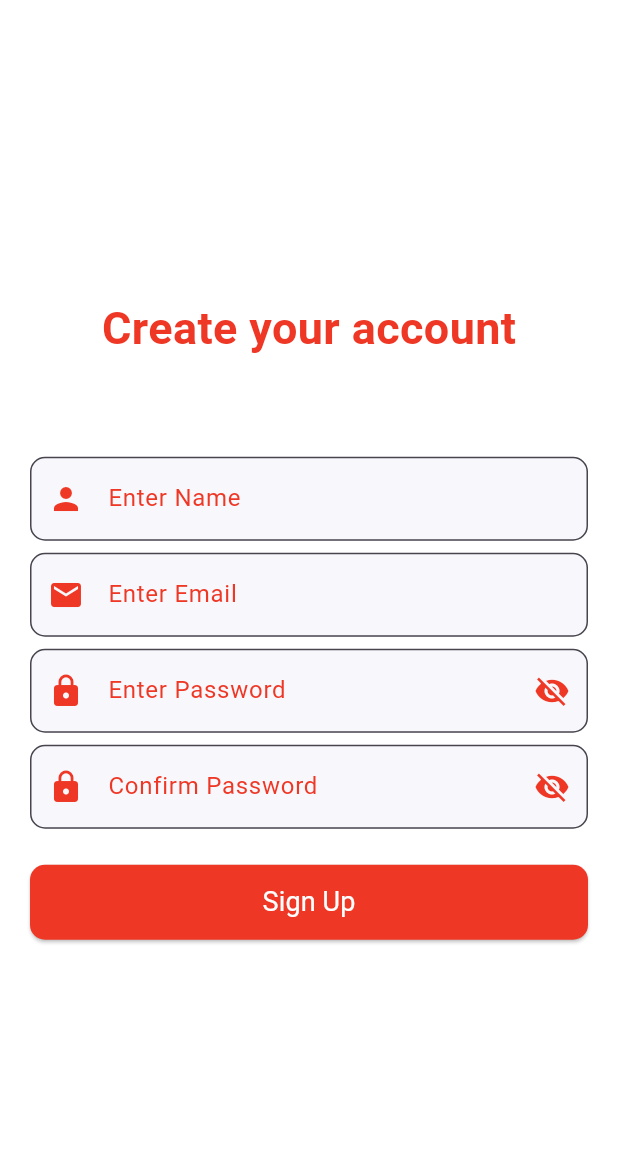
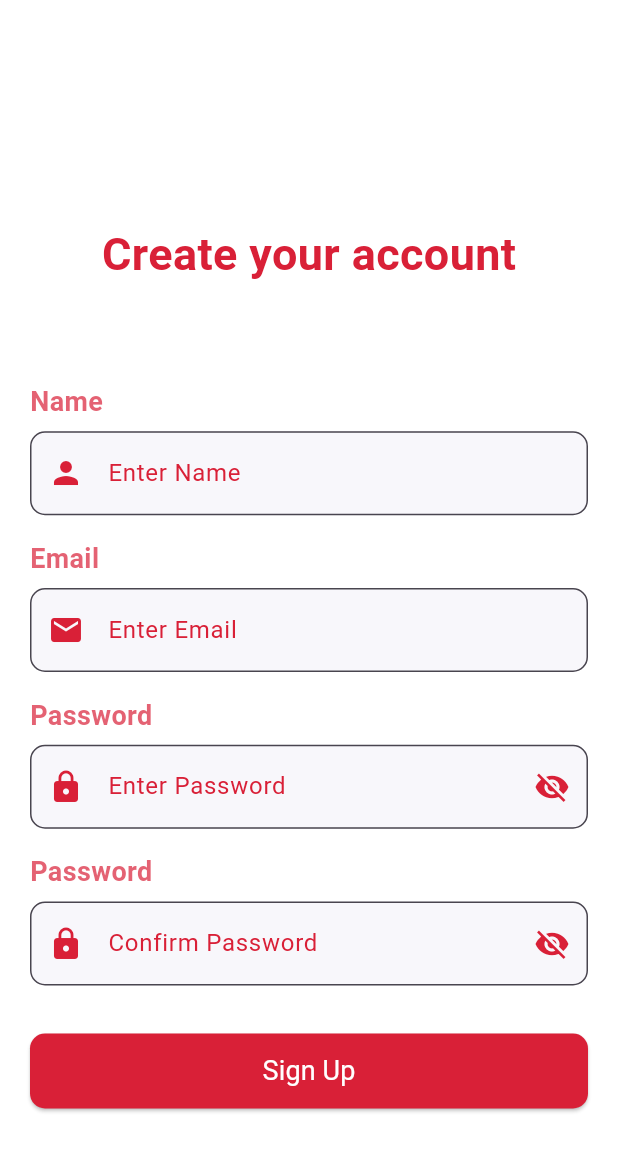
Before and after one commit to AbrarSaud/RescueTime, a Flutter app: the SignupScreen screen opened directly, on a phone screen of 412 x 824 dp. Shown: the top 1151 px of the screen. Run offline on Flutter 3.47's test engine with Material 3 defaults, Android fonts, the phone set to English and light mode, and no system bars; our stand-ins replace animated_splash_screen, lottie; Roboto replaces fonts that are missing (prata).

Commit message:
Clean Code

```diff
--- a/lib/components/button.dart
+++ b/lib/components/button_widget.dart
@@ -28,7 +28,7 @@ class ButtonWidget extends StatelessWidget {
         shape: RoundedRectangleBorder(
           borderRadius: BorderRadius.circular(10),
           side: isBorderSide
-              ? BorderSide(width: 2, color: primary)
+              ? const BorderSide(width: 2, color: primary)
               : BorderSide.none,
         ),
       ),
--- /dev/null
+++ b/lib/components/text_field_widget.dart
@@ -0,0 +1,88 @@
+import 'package:flutter/material.dart';
+import 'package:rescue_time/components/text_widget.dart';
+import 'package:rescue_time/constants/colors.dart';
+
+class TextFieldWidget extends StatefulWidget {
+  const TextFieldWidget({
+    super.key,
+    required this.hintText,
+    this.controller,
+    required this.icon,
+    required this.label,
+    this.textLabelSize,
+  });
+  final String hintText;
+  final TextEditingController? controller;
+  final Icon? icon;
+  final String label;
+  final double? textLabelSize;
+
+  @override
+  State<TextFieldWidget> createState() => _TextFieldWidgetState();
+}
+
+class _TextFieldWidgetState extends State<TextFieldWidget> {
+  bool isVisible = false;
+
+  @override
+  Widget build(BuildContext context) {
+    return Container(
+      margin: const EdgeInsets.only(bottom: 16),
+      child: Column(
+        crossAxisAlignment: CrossAxisAlignment.start,
+        children: [
+          TextWidget(
+            text: widget.label,
+            size: widget.textLabelSize ?? 18,
+            isBold: true,
+            textAlign: TextAlign.left,
+            color: primary.withOpacity(0.7),
+          ),
+          Padding(
+            padding: const EdgeInsets.only(top: 6.5),
+            child: TextField(
+              controller: widget.controller,
+              decoration: InputDecoration(
+                suffixIcon:
+                    (widget.label.toLowerCase().compareTo("password") == 0)
+                        ? GestureDetector(
+                            onTap: () => setState(() {
+                              isVisible = !isVisible;
+                            }),
+                            child: isVisible
+                                ? const Icon(
+                                    Icons.visibility,
+                                    color: primary,
+                                  )
+                                : const Icon(
+                                    Icons.visibility_off,
+                                    color: primary,
+                                  ),
+                          )
+                        : null,
+                hintText: widget.hintText,
+                hintStyle: const TextStyle(color: primary),
+                prefixIcon: widget.icon,
+                filled: true,
+                fillColor: bkSecond,
+                border: OutlineInputBorder(
+                  borderRadius: BorderRadius.circular(10),
+                ),
+                focusedBorder: OutlineInputBorder(
+                  borderRadius: BorderRadius.circular(10),
+                  borderSide: const BorderSide(
+                    color: primary,
+                    width: 2.0,
+                  ),
+                ),
+              ),
+              obscureText:
+                  widget.label.toLowerCase().compareTo("password") == 0 &&
+                      !isVisible,
+            ),
+          ),
+        ],
+      ),
+    );
+  }
+}
--- a/lib/constants/colors.dart
+++ b/lib/constants/colors.dart
@@ -5,4 +5,4 @@ const white = Color(0xFFFFFFFF);
 const blue = Color(0xFF0090CE);
 const darkBlue = Color(0xFF022638);
 const black = Colors.black;
-const primary = Color(0xFFEE3725);
+const primary = Color(0xFFD92037);
--- a/lib/screens/auth/login_screen.dart
+++ b/lib/screens/auth/login_screen.dart
@@ -1,22 +1,16 @@
 import 'package:flutter/material.dart';
-import 'package:rescue_time/components/button.dart';
+import 'package:rescue_time/components/button_widget.dart';
+import 'package:rescue_time/components/text_field_widget.dart';
 import 'package:rescue_time/components/text_widget.dart';
 import 'package:rescue_time/constants/colors.dart';
 import 'package:rescue_time/constants/nav.dart';
 import 'package:rescue_time/constants/spaces.dart';
 import 'package:rescue_time/screens/auth/signup_screen.dart';
 
-class LoginScreen extends StatefulWidget {
+class LoginScreen extends StatelessWidget {
   const LoginScreen({
     super.key,
   });
-
-  @override
-  State<LoginScreen> createState() => _LoginScreenState();
-}
-
-class _LoginScreenState extends State<LoginScreen> {
-  bool isPasswordVisible = false;
 
   @override
   Widget build(BuildContext context) {
@@ -34,72 +28,27 @@ class _LoginScreenState extends State<LoginScreen> {
                   'assets/images/login.png',
                 ),
                 trVSpace8,
-                TextField(
-                  decoration: InputDecoration(
+                const TextFieldWidget(
                   hintText: 'Enter Email',
-                    hintStyle: const TextStyle(color: primary),
-                    prefixIcon: const Icon(
+                  icon: Icon(
                     Icons.email,
                     color: primary,
                   ),
-                    filled: true,
-                    fillColor: bkSecond,
-                    border: OutlineInputBorder(
-                      borderRadius: BorderRadius.circular(10),
+                  label: 'Email',
                 ),
-                    focusedBorder: OutlineInputBorder(
-                      borderRadius: BorderRadius.circular(10),
-                      borderSide: const BorderSide(
-                        color: primary,
-                        width: 2.0,
-                      ),
-                    ),
-                  ),
-                ),
-                trVSpace16,
-                TextField(
-                  obscureText: !isPasswordVisible,
-                  decoration: InputDecoration(
+                const TextFieldWidget(
                   hintText: 'Enter Password',
-                    hintStyle: const TextStyle(color: primary),
-                    prefixIcon: const Icon(
+                  icon: Icon(
                     Icons.lock,
                     color: primary,
                   ),
-                    suffixIcon: IconButton(
-                      icon: Icon(
-                        isPasswordVisible
-                            ? Icons.visibility
-                            : Icons.visibility_off,
-                        color: primary,
-                      ),
-                      onPressed: () {
-                        // Toggle the visibility of the password
-                        setState(() {
-                          isPasswordVisible = !isPasswordVisible;
-                        });
-                      },
-                    ),
-                    filled: true,
-                    fillColor: bkSecond,
-                    border: OutlineInputBorder(
-                      borderRadius: BorderRadius.circular(10),
-                    ),
-                    focusedBorder: OutlineInputBorder(
-                      borderRadius: BorderRadius.circular(10),
-                      borderSide: const BorderSide(
-                        color: primary,
-                        width: 2.0,
-                      ),
-                    ),
-                  ),
+                  label: 'Password',
                 ),
                 trVSpace24,
                 SizedBox(
                   width: double.infinity,
                   height: 50,
-                  child:
-                  ButtonWidget(
+                  child: ButtonWidget(
                     text: 'Login',
                     isBorderSide: false,
                     isPrimaryColor: true,
--- a/lib/screens/auth/signup_screen.dart
+++ b/lib/screens/auth/signup_screen.dart
@@ -1,158 +1,64 @@
 import 'package:flutter/material.dart';
-import 'package:rescue_time/components/button.dart';
+import 'package:rescue_time/components/button_widget.dart';
+import 'package:rescue_time/components/text_field_widget.dart';
 import 'package:rescue_time/components/text_widget.dart';
 import 'package:rescue_time/constants/colors.dart';
 import 'package:rescue_time/constants/spaces.dart';
 
-class SignupScreen extends StatefulWidget {
+class SignupScreen extends StatelessWidget {
   const SignupScreen({Key? key}) : super(key: key);
-
-  @override
-  _SignupScreenState createState() => _SignupScreenState();
-}
-
-class _SignupScreenState extends State<SignupScreen> {
-  bool isPasswordVisible = false;
-  bool isConfirmPasswordVisible = false;
 
   @override
   Widget build(BuildContext context) {
     return Scaffold(
-      body: Center(
+      body: SingleChildScrollView(
+        child: Center(
           child: Padding(
             padding: const EdgeInsets.all(20.0),
             child: Column(
               mainAxisAlignment: MainAxisAlignment.center,
               children: [
-            const  TextWidget(
+                trVSpace128,
+                const TextWidget(
                   text: 'Create your account',
                   size: 30,
                   isBold: true,
                   color: primary,
                 ),
                 trVSpace64,
-              TextField(
-                decoration: InputDecoration(
+                const TextFieldWidget(
                   hintText: 'Enter Name',
-                  hintStyle: const TextStyle(color: primary),
-                  prefixIcon: const Icon(
+                  icon: Icon(
                     Icons.person,
                     color: primary,
                   ),
-                  filled: true,
-                  fillColor: bkSecond,
-                  border: OutlineInputBorder(
-                    borderRadius: BorderRadius.circular(10),
+                  label: 'Name',
                 ),
-                  focusedBorder: OutlineInputBorder(
-                    borderRadius: BorderRadius.circular(10),
-                    borderSide: const BorderSide(
-                      color: primary,
-                      width: 2.0,
-                    ),
-                  ),
-                ),
-              ),
-              trVSpace8,
-              TextField(
-                decoration: InputDecoration(
+                const TextFieldWidget(
                   hintText: 'Enter Email',
-                  hintStyle: const TextStyle(color: primary),
-                  prefixIcon: const Icon(
+                  icon: Icon(
                     Icons.email,
                     color: primary,
                   ),
-                  filled: true,
-                  fillColor: bkSecond,
-                  border: OutlineInputBorder(
-                    borderRadius: BorderRadius.circular(10),
+                  label: 'Email',
                 ),
-                  focusedBorder: OutlineInputBorder(
-                    borderRadius: BorderRadius.circular(10),
-                    borderSide: const BorderSide(
-                      color: primary,
-                      width: 2.0,
-                    ),
-                  ),
-                ),
-              ),
-              trVSpace8,
-              TextField(
-                decoration: InputDecoration(
+                const TextFieldWidget(
                   hintText: 'Enter Password',
-                  hintStyle: const TextStyle(color: primary),
-                  prefixIcon: Icon(
+                  icon: Icon(
                     Icons.lock,
                     color: primary,
                   ),
-                  suffixIcon: IconButton(
+                  label: 'Password',
+                ),
+                const TextFieldWidget(
+                  hintText: 'Confirm Password',
                   icon: Icon(
-                      isPasswordVisible
-                          ? Icons.visibility
-                          : Icons.visibility_off,
-                      color: primary,
-                    ),
-                    onPressed: () {
-                      // Toggle the visibility of the password
-                      setState(() {
-                        isPasswordVisible = !isPasswordVisible;
-                      });
-                    },
-                  ),
-                  filled: true,
-                  fillColor: bkSecond,
-                  border: OutlineInputBorder(
-                    borderRadius: BorderRadius.circular(10),
-                  ),
-                  focusedBorder: OutlineInputBorder(
-                    borderRadius: BorderRadius.circular(10),
-                    borderSide: const BorderSide(
-                      color: primary,
-                      width: 2.0,
-                    ),
-                  ),
-                ),
-                obscureText: !isPasswordVisible,
-              ),
-              trVSpace8,
-              TextField(
-                decoration: InputDecoration(
-                  hintText: 'Confirm Password',
-                  hintStyle: const TextStyle(color: primary),
-                  prefixIcon: const Icon(
                     Icons.lock,
                     color: primary,
                   ),
-                  suffixIcon: IconButton(
-                    icon: Icon(
-                      isConfirmPasswordVisible
-                          ? Icons.visibility
-                          : Icons.visibility_off,
-                      color: primary,
+                  label: 'Password',
                 ),
-                    onPressed: () {
-                      // Toggle the visibility of the password
-                      setState(() {
-                        isConfirmPasswordVisible = !isConfirmPasswordVisible;
-                      });
-                    },
-                  ),
-                  filled: true,
-                  fillColor: bkSecond,
-                  border: OutlineInputBorder(
-                    borderRadius: BorderRadius.circular(10),
-                  ),
-                  focusedBorder: OutlineInputBorder(
-                    borderRadius: BorderRadius.circular(10),
-                    borderSide: const BorderSide(
-                      color: primary,
-                      width: 2.0,
-                    ),
-                  ),
-                ),
-                obscureText: !isConfirmPasswordVisible,
-              ),
-              trVSpace24,
+                trVSpace16,
                 SizedBox(
                   width: double.infinity,
                   height: 50,
@@ -160,9 +66,7 @@ class _SignupScreenState extends State<SignupScreen> {
                     text: 'Sign Up',
                     isBorderSide: false,
                     isPrimaryColor: true,
-                  onPress: () {
-                    // context.pushNav(screen: const LoginScreen());
-                  },
+                    onPress: () {},
                     color: white,
                   ),
                 ),
@@ -170,6 +74,7 @@ class _SignupScreenState extends State<SignupScreen> {
             ),
           ),
         ),
+      ),
     );
   }
 }
--- a/lib/screens/emergency_check_screen.dart
+++ b/lib/screens/emergency_check_screen.dart
@@ -27,7 +27,8 @@ class EmergencyCheckScreen extends StatelessWidget {
             trVSpace24,
             const TextWidget(
               textAlign: TextAlign.center,
-                text: 'Press the Help button, and we\'ll ensure \nyou get the assistance you need ..',
+              text:
+                  'Press the Help button, and we\'ll ensure \nyou get the assistance you need ..',
               size: 20,
               isBold: false,
               color: black,
@@ -42,6 +43,7 @@ class EmergencyCheckScreen extends StatelessWidget {
             )
           ],
         ),
-        ));
+      ),
+    );
   }
 }
--- a/lib/screens/welcome_screen.dart
+++ b/lib/screens/welcome_screen.dart
@@ -1,6 +1,6 @@
 import 'package:flutter/cupertino.dart';
 import 'package:flutter/material.dart';
-import 'package:rescue_time/components/button.dart';
+import 'package:rescue_time/components/button_widget.dart';
 import 'package:rescue_time/constants/colors.dart';
 import 'package:rescue_time/constants/nav.dart';
 import 'package:rescue_time/constants/show_dialog_widget.dart';
@@ -37,7 +37,7 @@ class WelcomeScreen extends StatelessWidget {
                         context: context,
                         builder: (context) {
                           return const ShowDialogWidget();
-                        });
+                        },);
                   },
                   color: white,
                 ),
```
Also changed, not shown: lib/constants/show_dialog_widget.dart (+8 -7 lines), lib/screens/splash_screen.dart (+5 -2 lines), lib/main.dart (line endings or trailing spaces). Lines whose indentation alone changed are shown as unchanged.
